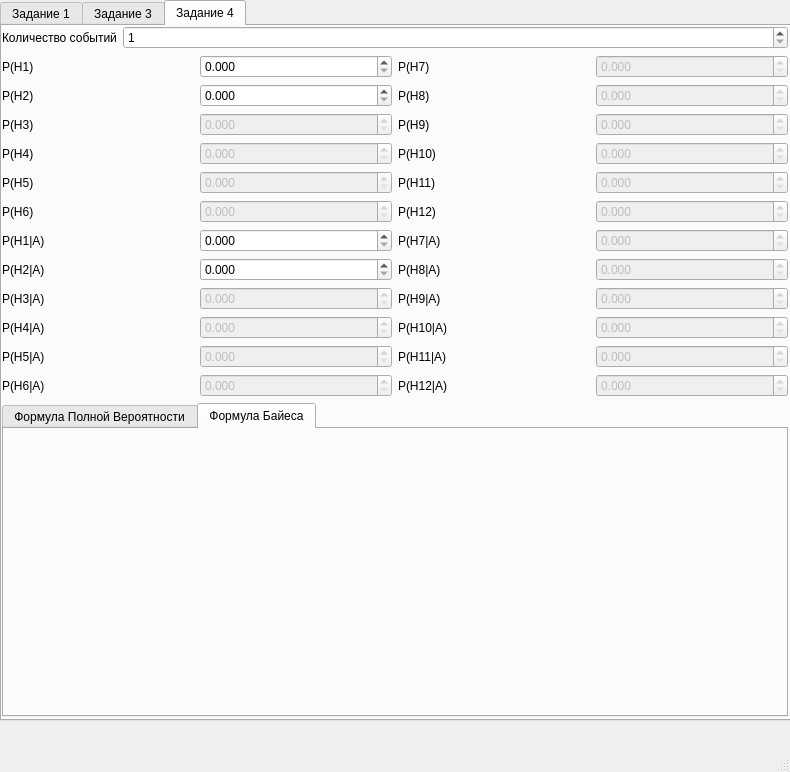
First picture: the form in Lab2/mainwindow.ui, repository KorvinDarkus/TerVer, before the edit.
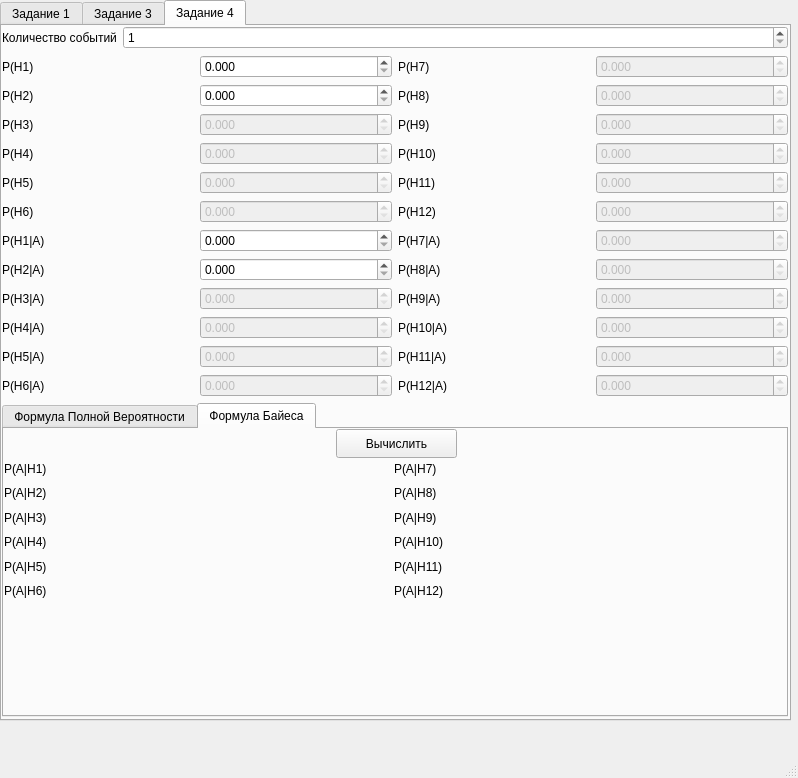
Second picture: the form after the edit. The open tabs and pages were chosen to show the change. Icons and pictures are not drawn.

The edit to the form file:
```diff
--- a/Lab2/mainwindow.ui
+++ b/Lab2/mainwindow.ui
@@ -6,8 +6,8 @@
    <rect>
     <x>0</x>
     <y>0</y>
-    <width>790</width>
-    <height>772</height>
+    <width>798</width>
+    <height>778</height>
    </rect>
   </property>
   <property name="windowTitle">
@@ -1210,6 +1210,211 @@
           <attribute name="title">
            <string>Формула Байеса</string>
           </attribute>
+          <widget class="QWidget" name="gridLayoutWidget">
+           <property name="geometry">
+            <rect>
+             <x>0</x>
+             <y>30</y>
+             <width>391</width>
+             <height>141</height>
+            </rect>
+           </property>
+           <layout class="QGridLayout" name="gridLayout_7">
+            <item row="2" column="0">
+             <widget class="QLabel" name="label_43">
+              <property name="text">
+               <string>P(A|H2)</string>
+              </property>
+             </widget>
+            </item>
+            <item row="4" column="1">
+             <widget class="QLabel" name="ex3_out_4">
+              <property name="text">
+               <string/>
+              </property>
+             </widget>
+            </item>
+            <item row="5" column="0">
+             <widget class="QLabel" name="label_47">
+              <property name="text">
+               <string>P(A|H5)</string>
+              </property>
+             </widget>
+            </item>
+            <item row="4" column="0">
+             <widget class="QLabel" name="label_46">
+              <property name="text">
+               <string>P(A|H4)</string>
+              </property>
+             </widget>
+            </item>
+            <item row="3" column="1">
+             <widget class="QLabel" name="ex3_out_3">
+              <property name="text">
+               <string/>
+              </property>
+             </widget>
+            </item>
+            <item row="2" column="1">
+             <widget class="QLabel" name="ex3_out_2">
+              <property name="text">
+               <string/>
+              </property>
+             </widget>
+            </item>
+            <item row="5" column="1">
+             <widget class="QLabel" name="ex3_out_5">
+              <property name="text">
+               <string/>
+              </property>
+             </widget>
+            </item>
+            <item row="6" column="0">
+             <widget class="QLabel" name="label_45">
+              <property name="text">
+               <string>P(A|H6)</string>
+              </property>
+             </widget>
+            </item>
+            <item row="3" column="0">
+             <widget class="QLabel" name="label_44">
+              <property name="text">
+               <string>P(A|H3)</string>
+              </property>
+             </widget>
+            </item>
+            <item row="1" column="1">
+             <widget class="QLabel" name="ex3_out">
+              <property name="text">
+               <string/>
+              </property>
+             </widget>
+            </item>
+            <item row="6" column="1">
+             <widget class="QLabel" name="ex3_out_6">
+              <property name="text">
+               <string/>
+              </property>
+             </widget>
+            </item>
+            <item row="1" column="0">
+             <widget class="QLabel" name="label_42">
+              <property name="text">
+               <string>P(A|H1)</string>
+              </property>
+             </widget>
+            </item>
+           </layout>
+          </widget>
+          <widget class="QWidget" name="gridLayoutWidget_2">
+           <property name="geometry">
+            <rect>
+             <x>390</x>
+             <y>30</y>
+             <width>391</width>
+             <height>141</height>
+            </rect>
+           </property>
+           <layout class="QGridLayout" name="gridLayout_8">
+            <item row="2" column="0">
+             <widget class="QLabel" name="label_48">
+              <property name="text">
+               <string>P(A|H8)</string>
+              </property>
+             </widget>
+            </item>
+            <item row="4" column="1">
+             <widget class="QLabel" name="ex3_out_10">
+              <property name="text">
+               <string/>
+              </property>
+             </widget>
+            </item>
+            <item row="5" column="0">
+             <widget class="QLabel" name="label_49">
+              <property name="text">
+               <string>P(A|H11)</string>
+              </property>
+             </widget>
+            </item>
+            <item row="4" column="0">
+             <widget class="QLabel" name="label_50">
+              <property name="text">
+               <string>P(A|H10)</string>
+              </property>
+             </widget>
+            </item>
+            <item row="3" column="1">
+             <widget class="QLabel" name="ex3_out_9">
+              <property name="text">
+               <string/>
+              </property>
+             </widget>
+            </item>
+            <item row="2" column="1">
+             <widget class="QLabel" name="ex3_out_8">
+              <property name="text">
+               <string/>
+              </property>
+             </widget>
+            </item>
+            <item row="5" column="1">
+             <widget class="QLabel" name="ex3_out_11">
+              <property name="text">
+               <string/>
+              </property>
+             </widget>
+            </item>
+            <item row="6" column="0">
+             <widget class="QLabel" name="label_51">
+              <property name="text">
+               <string>P(A|H12)</string>
+              </property>
+             </widget>
+            </item>
+            <item row="3" column="0">
+             <widget class="QLabel" name="label_52">
+              <property name="text">
+               <string>P(A|H9)</string>
+              </property>
+             </widget>
+            </item>
+            <item row="1" column="1">
+             <widget class="QLabel" name="ex3_out_7">
+              <property name="text">
+               <string/>
+              </property>
+             </widget>
+            </item>
+            <item row="6" column="1">
+             <widget class="QLabel" name="ex3_out_12">
+              <property name="text">
+               <string/>
+              </property>
+             </widget>
+            </item>
+            <item row="1" column="0">
+             <widget class="QLabel" name="label_53">
+              <property name="text">
+               <string>P(A|H7)</string>
+              </property>
+             </widget>
+            </item>
+           </layout>
+          </widget>
+          <widget class="QPushButton" name="ex3Button">
+           <property name="geometry">
+            <rect>
+             <x>332</x>
+             <y>0</y>
+             <width>121</width>
+             <height>29</height>
+            </rect>
+           </property>
+           <property name="text">
+            <string>Вычислить</string>
+           </property>
+          </widget>
          </widget>
         </widget>
        </item>
```
Left out of the diff: 20 changed lines with no effect on the pictures.
